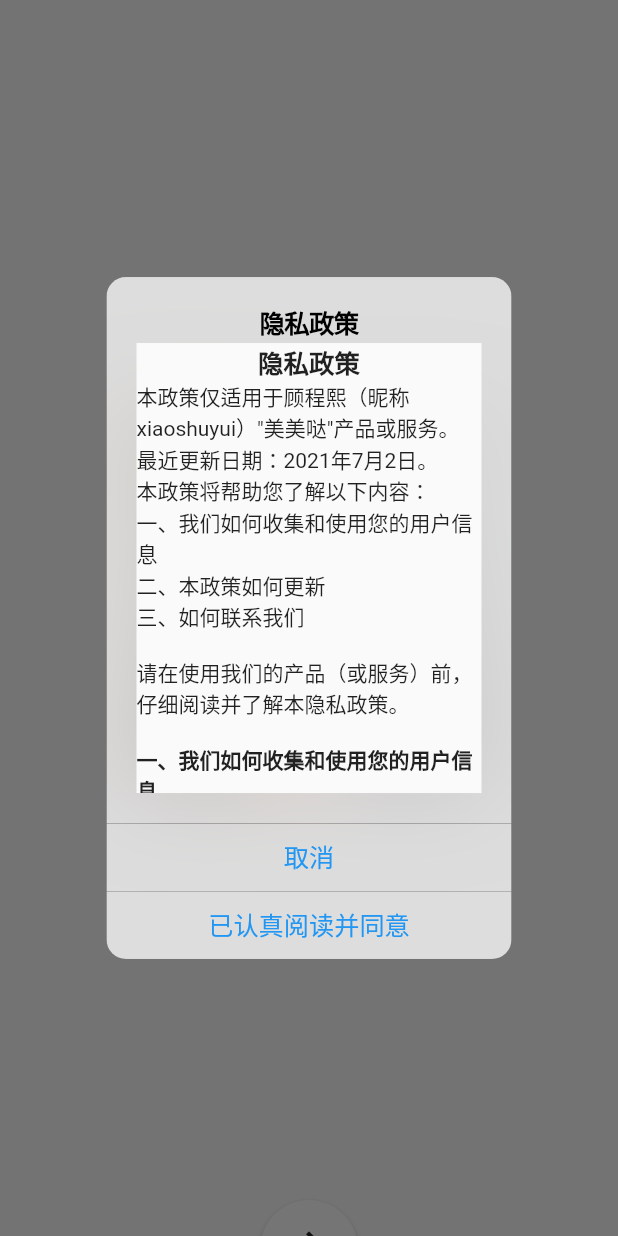
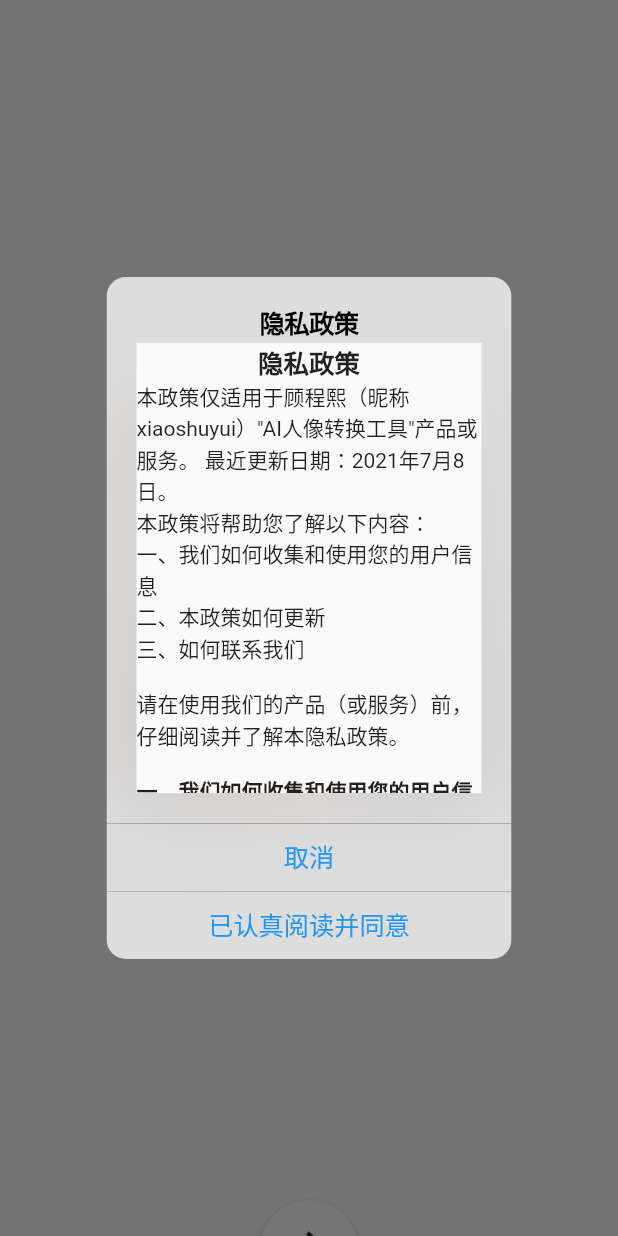
Before and after one commit to guchengxi1994/mobile-apps, a Flutter app: the screen it shows after launch, on a phone screen of 412 x 824 dp. Run offline on Flutter 3.47's test engine with Material 2 defaults, Android fonts, the phone set to English and light mode, and no system bars; our stand-ins replace after_layout, bloc, dio, equatable, event_bus, flip_card and 18 more; missing offline and left inert: before_after, gesture_unlock, images_picker, scan; accounts and stored records are empty.

Commit message:
bump to 1.0.3

```diff
--- a/x_beauty/assets/txts/policy.txt
+++ b/x_beauty/assets/txts/policy.txt
@@ -1,5 +1,5 @@
 [title]隐私政策
-本政策仅适用于顾程熙（昵称xiaoshuyui）"美美哒"产品或服务。 最近更新日期：2021年7月2日。
+本政策仅适用于顾程熙（昵称xiaoshuyui）"AI人像转换工具"产品或服务。 最近更新日期：2021年7月8日。
 本政策将帮助您了解以下内容：
 一、我们如何收集和使用您的用户信息
 二、本政策如何更新
--- a/x_beauty/lib/pages/convert_page.dart
+++ b/x_beauty/lib/pages/convert_page.dart
@@ -113,6 +113,8 @@
                           String bs64 = base64Encode(imageBytes);
                           var bytes = Base64Decoder().convert(bs64);
                           var result = await ImageGallerySaver.saveImage(bytes);
+                          print(result);
+                          print(result.runtimeType);
                           if (result == null || result['filePath'] == null) {
                             Fluttertoast.showToast(
                                 msg: "保存失败",
--- a/x_beauty/lib/utils/common.dart
+++ b/x_beauty/lib/utils/common.dart
@@ -17,7 +17,7 @@
   }
 
   static String appIcon = 'assets/images/icon.png';
-  static String appName = "x-beauty";
+  static String appName = "AI人像转换工具";
 
   static TextStyle jobNameStyle =
       TextStyle(fontSize: 17, fontWeight: FontWeight.bold);
--- a/x_beauty/policy.txt
+++ b/x_beauty/policy.txt
@@ -1,5 +1,5 @@
 隐私政策
-本政策仅适用于顾程熙（昵称xiaoshuyui）"美美哒"产品或服务。 最近更新日期：2021年7月2日。
+本政策仅适用于顾程熙（昵称xiaoshuyui）"AI人像转换工具"产品或服务。 最近更新日期：2021年7月8日。
 本政策将帮助您了解以下内容：
 一、我们如何收集和使用您的用户信息
 二、本政策如何更新
--- a/x_beauty/pubspec.yaml
+++ b/x_beauty/pubspec.yaml
@@ -15,7 +15,7 @@
 # In iOS, build-name is used as CFBundleShortVersionString while build-number used as CFBundleVersion.
 # Read more about iOS versioning at
 # https://developer.apple.com/library/archive/documentation/General/Reference/InfoPlistKeyReference/Articles/CoreFoundationKeys.html
-version: 1.0.2+1
+version: 1.0.3+1
 
 environment:
   sdk: ">=2.12.0 <3.0.0"
```
Also changed, not shown: x_beauty/assets/images/icon.png, x_beauty/assets/images/icon2.png, 6 other files.
